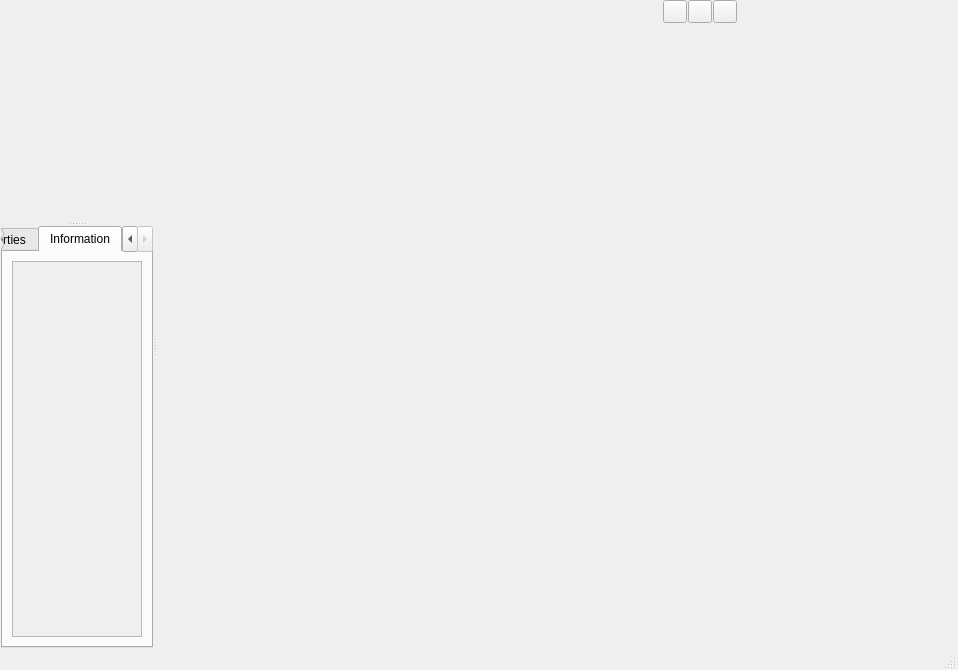
First picture: the form in Code/Mantid/Vates/VatesSimpleGui/ViewWidgets/inc/MantidVatesSimpleGuiViewWidgets/MdViewerWidget.ui, repository mantidproject/mantid, before the edit.
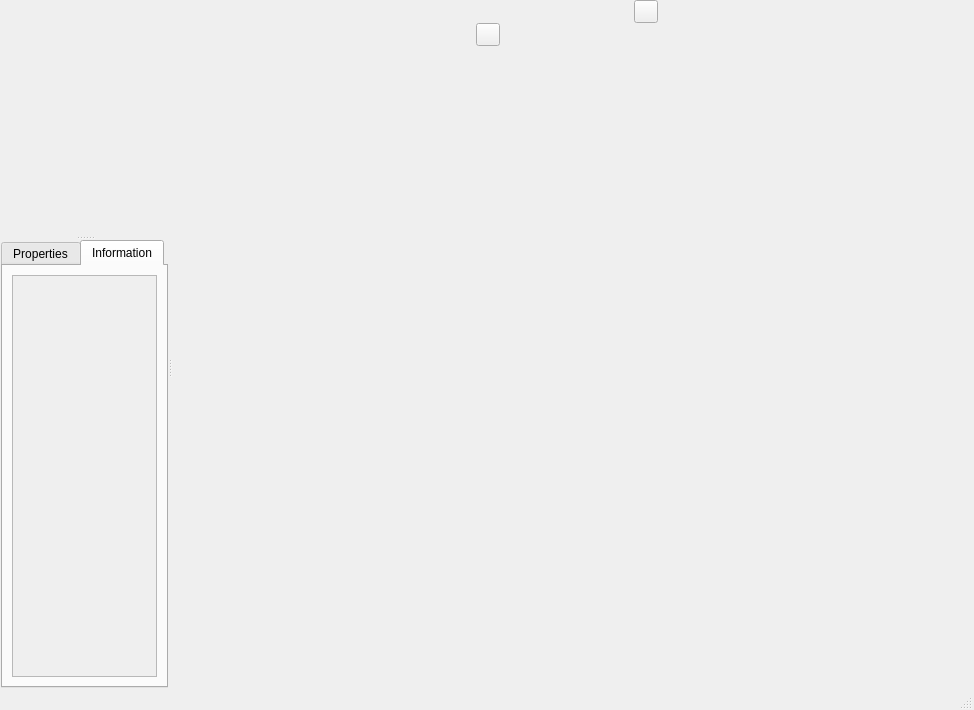
Second picture: the form after the edit. The open tabs and pages were chosen to show the change. Icons and pictures are not drawn. Custom widgets are drawn as their Qt base class.

Commit message:
Refs #7161. Exposing the pqAxesToolbar widget.
This was installed on the same line as the color control widgets. Also, the
set center to point button moved with it. In addition, some adjustments were
made to the top row layout.

Patch:
```diff
--- a/Code/Mantid/Vates/VatesSimpleGui/ViewWidgets/inc/MantidVatesSimpleGuiViewWidgets/MdViewerWidget.ui
+++ b/Code/Mantid/Vates/VatesSimpleGui/ViewWidgets/inc/MantidVatesSimpleGuiViewWidgets/MdViewerWidget.ui
@@ -6,8 +6,8 @@
    <rect>
     <x>0</x>
     <y>0</y>
-    <width>958</width>
-    <height>670</height>
+    <width>974</width>
+    <height>710</height>
    </rect>
   </property>
   <property name="windowTitle">
@@ -30,23 +30,10 @@
     <number>0</number>
    </property>
    <item>
-    <layout class="QHBoxLayout" name="horizontalLayout">
+    <layout class="QHBoxLayout" name="horizontalLayout_2">
      <property name="spacing">
       <number>1</number>
      </property>
-     <item>
-      <spacer name="horizontalSpacer">
-       <property name="orientation">
-        <enum>Qt::Horizontal</enum>
-       </property>
-       <property name="sizeHint" stdset="0">
-        <size>
-         <width>40</width>
-         <height>20</height>
-        </size>
-       </property>
-      </spacer>
-     </item>
      <item>
       <widget class="Mantid::Vates::SimpleGui::TimeControlWidget" name="timeControlWidget" native="true"/>
      </item>
@@ -80,29 +67,7 @@
       </spacer>
      </item>
      <item>
-      <widget class="pqCameraToolbar" name="widget" native="true"/>
-     </item>
-     <item>
-      <widget class="QToolButton" name="resetCenterToDataButton">
-       <property name="toolTip">
-        <string>Reset Center to Data Center</string>
-       </property>
-       <property name="icon">
-        <iconset resource="../../icons/ViewWidgetsIcons.qrc">
-         <normaloff>:/VatesSimpleGuiViewWidgets/icons/pqResetCenterToData24.png</normaloff>:/VatesSimpleGuiViewWidgets/icons/pqResetCenterToData24.png</iconset>
-       </property>
-      </widget>
-     </item>
-     <item>
-      <widget class="QToolButton" name="resetCenterToPointButton">
-       <property name="toolTip">
-        <string>Reset Center to Point</string>
-       </property>
-       <property name="icon">
-        <iconset resource="../../icons/ViewWidgetsIcons.qrc">
-         <normaloff>:/VatesSimpleGuiViewWidgets/icons/pqResetCenterToPoint24.png</normaloff>:/VatesSimpleGuiViewWidgets/icons/pqResetCenterToPoint24.png</iconset>
-       </property>
-      </widget>
+      <widget class="pqCameraToolbar" name="cameraWidget" native="true"/>
      </item>
      <item>
       <widget class="QToolButton" name="parallelProjButton">
@@ -134,7 +99,7 @@
     </layout>
    </item>
    <item>
-    <layout class="QHBoxLayout" name="horizontalLayout_2">
+    <layout class="QHBoxLayout" name="horizontalLayout">
      <property name="spacing">
       <number>1</number>
      </property>
@@ -154,6 +119,33 @@
        </property>
       </spacer>
      </item>
+     <item>
+      <widget class="pqAxesToolbar" name="axesWidget" native="true"/>
+     </item>
+     <item>
+      <widget class="QToolButton" name="resetCenterToPointButton">
+       <property name="toolTip">
+        <string>Reset Center to Point</string>
+       </property>
+       <property name="icon">
+        <iconset resource="../../icons/ViewWidgetsIcons.qrc">
+         <normaloff>:/VatesSimpleGuiViewWidgets/icons/pqResetCenterToPoint24.png</normaloff>:/VatesSimpleGuiViewWidgets/icons/pqResetCenterToPoint24.png</iconset>
+       </property>
+      </widget>
+     </item>
+     <item>
+      <spacer name="horizontalSpacer_6">
+       <property name="orientation">
+        <enum>Qt::Horizontal</enum>
+       </property>
+       <property name="sizeHint" stdset="0">
+        <size>
+         <width>40</width>
+         <height>20</height>
+        </size>
+       </property>
+      </spacer>
+     </item>
     </layout>
    </item>
    <item>
@@ -202,8 +194,8 @@
              <rect>
               <x>0</x>
               <y>0</y>
-              <width>126</width>
-              <height>237</height>
+              <width>142</width>
+              <height>402</height>
              </rect>
             </property>
             <layout class="QVBoxLayout" name="verticalLayout">
@@ -289,6 +281,12 @@
    <header>MantidVatesSimpleGuiViewWidgets/ColorSelectionWidget.h</header>
    <container>1</container>
   </customwidget>
+  <customwidget>
+   <class>pqAxesToolbar</class>
+   <extends>QWidget</extends>
+   <header>pqAxesToolbar.h</header>
+   <container>1</container>
+  </customwidget>
  </customwidgets>
  <resources>
   <include location="../../icons/ViewWidgetsIcons.qrc"/>
```
